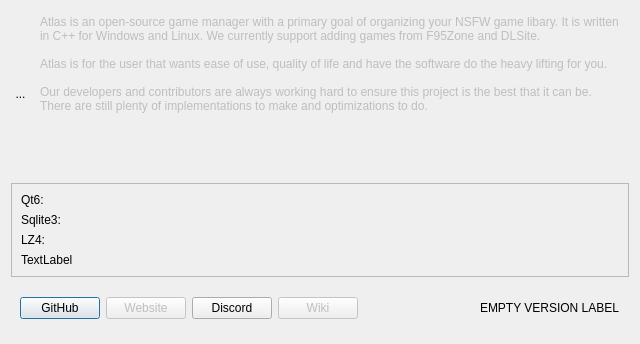
First picture: the form in atlas/ui/dialog/AboutAtlas.ui, repository KJNeko/Atlas, before the edit.
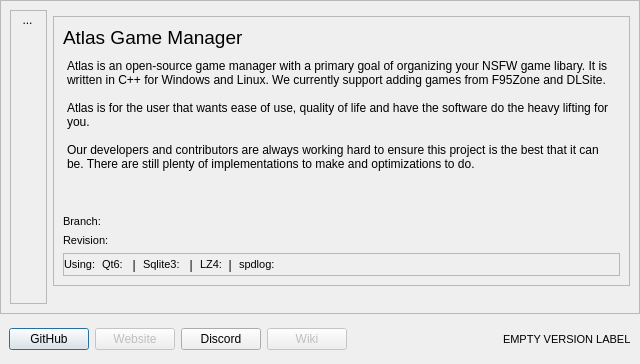
Second picture: the form after the edit. Icons and pictures are not drawn.

Commit message: fixed about atlas ui

Diff of the .ui file:
```diff
--- a/atlas/ui/dialog/AboutAtlas.ui
+++ b/atlas/ui/dialog/AboutAtlas.ui
@@ -7,14 +7,29 @@
     <x>0</x>
     <y>0</y>
     <width>640</width>
-    <height>344</height>
+    <height>364</height>
    </rect>
   </property>
   <property name="windowTitle">
    <string>About Atlas</string>
   </property>
   <layout class="QGridLayout" name="gridLayout">
-   <item row="2" column="0" colspan="2">
+   <property name="leftMargin">
+    <number>0</number>
+   </property>
+   <property name="topMargin">
+    <number>0</number>
+   </property>
+   <property name="rightMargin">
+    <number>0</number>
+   </property>
+   <property name="bottomMargin">
+    <number>0</number>
+   </property>
+   <property name="spacing">
+    <number>0</number>
+   </property>
+   <item row="1" column="0" colspan="2">
     <widget class="QWidget" name="widget" native="true">
      <property name="minimumSize">
       <size>
@@ -72,6 +87,11 @@
       </item>
       <item>
        <widget class="QLabel" name="versionLabel">
+        <property name="font">
+         <font>
+          <pointsize>8</pointsize>
+         </font>
+        </property>
         <property name="text">
          <string>EMPTY VERSION LABEL</string>
         </property>
@@ -80,49 +100,90 @@
      </layout>
     </widget>
    </item>
-   <item row="0" column="0">
-    <widget class="QToolButton" name="toolButton">
-     <property name="styleSheet">
-      <string notr="true">background-color:none; border:none;</string>
-     </property>
-     <property name="text">
-      <string>...</string>
-     </property>
-     <property name="icon">
-      <iconset resource="../../resources.qrc">
-       <normaloff>:/images/assets/Atlas_logo_v2.svg</normaloff>:/images/assets/Atlas_logo_v2.svg</iconset>
-     </property>
-     <property name="iconSize">
-      <size>
-       <width>100</width>
-       <height>100</height>
-      </size>
-     </property>
-    </widget>
-   </item>
-   <item row="0" column="1">
-    <widget class="QTextEdit" name="textEdit">
-     <property name="enabled">
-      <bool>false</bool>
-     </property>
+   <item row="0" column="0" colspan="2">
+    <widget class="QFrame" name="frame_2">
      <property name="minimumSize">
       <size>
-       <width>0</width>
-       <height>0</height>
+       <width>126</width>
+       <height>28</height>
       </size>
      </property>
-     <property name="maximumSize">
-      <size>
-       <width>16777215</width>
-       <height>200</height>
-      </size>
+     <property name="frameShape">
+      <enum>QFrame::StyledPanel</enum>
      </property>
-     <property name="styleSheet">
-      <string notr="true">border:none;
+     <property name="frameShadow">
+      <enum>QFrame::Raised</enum>
+     </property>
+     <layout class="QGridLayout" name="gridLayout_2">
+      <item row="1" column="2">
+       <widget class="QFrame" name="frame">
+        <property name="minimumSize">
+         <size>
+          <width>0</width>
+          <height>75</height>
+         </size>
+        </property>
+        <property name="frameShape">
+         <enum>QFrame::StyledPanel</enum>
+        </property>
+        <property name="frameShadow">
+         <enum>QFrame::Raised</enum>
+        </property>
+        <layout class="QGridLayout" name="gridLayout_4">
+         <item row="2" column="0">
+          <widget class="QLabel" name="label_2">
+           <property name="font">
+            <font>
+             <pointsize>8</pointsize>
+            </font>
+           </property>
+           <property name="text">
+            <string>Branch:</string>
+           </property>
+          </widget>
+         </item>
+         <item row="3" column="0">
+          <widget class="QLabel" name="label_3">
+           <property name="font">
+            <font>
+             <pointsize>8</pointsize>
+            </font>
+           </property>
+           <property name="text">
+            <string>Revision:</string>
+           </property>
+          </widget>
+         </item>
+         <item row="0" column="0">
+          <widget class="QLabel" name="label">
+           <property name="font">
+            <font>
+             <pointsize>14</pointsize>
+             <bold>false</bold>
+            </font>
+           </property>
+           <property name="text">
+            <string>Atlas Game Manager</string>
+           </property>
+          </widget>
+         </item>
+         <item row="1" column="0">
+          <widget class="QTextEdit" name="textEdit">
+           <property name="styleSheet">
+            <string notr="true">border:none;
 background:transparent;</string>
-     </property>
-     <property name="html">
-      <string>&lt;!DOCTYPE HTML PUBLIC &quot;-//W3C//DTD HTML 4.0//EN&quot; &quot;http://www.w3.org/TR/REC-html40/strict.dtd&quot;&gt;
+           </property>
+           <property name="frameShape">
+            <enum>QFrame::NoFrame</enum>
+           </property>
+           <property name="frameShadow">
+            <enum>QFrame::Plain</enum>
+           </property>
+           <property name="readOnly">
+            <bool>true</bool>
+           </property>
+           <property name="html">
+            <string>&lt;!DOCTYPE HTML PUBLIC &quot;-//W3C//DTD HTML 4.0//EN&quot; &quot;http://www.w3.org/TR/REC-html40/strict.dtd&quot;&gt;
 &lt;html&gt;&lt;head&gt;&lt;meta name=&quot;qrichtext&quot; content=&quot;1&quot; /&gt;&lt;meta charset=&quot;utf-8&quot; /&gt;&lt;style type=&quot;text/css&quot;&gt;
 p, li { white-space: pre-wrap; }
 hr { height: 1px; border-width: 0; }
@@ -133,46 +194,204 @@
 &lt;p style=&quot;-qt-paragraph-type:empty; margin-top:0px; margin-bottom:0px; margin-left:0px; margin-right:0px; -qt-block-indent:0; text-indent:0px;&quot;&gt;&lt;br /&gt;&lt;/p&gt;
 &lt;p style=&quot; margin-top:0px; margin-bottom:0px; margin-left:0px; margin-right:0px; -qt-block-indent:0; text-indent:0px;&quot;&gt;Atlas is for the user that wants ease of use, quality of life and have the software do the heavy lifting for you.&lt;/p&gt;
 &lt;p style=&quot;-qt-paragraph-type:empty; margin-top:0px; margin-bottom:0px; margin-left:0px; margin-right:0px; -qt-block-indent:0; text-indent:0px;&quot;&gt;&lt;br /&gt;&lt;/p&gt;
-&lt;p style=&quot; margin-top:0px; margin-bottom:0px; margin-left:0px; margin-right:0px; -qt-block-indent:0; text-indent:0px;&quot;&gt;Our developers and contributors are always working hard to ensure this project is the best that it can be.&lt;/p&gt;
-&lt;p style=&quot; margin-top:0px; margin-bottom:0px; margin-left:0px; margin-right:0px; -qt-block-indent:0; text-indent:0px;&quot;&gt;There are still plenty of implementations to make and optimizations to do. &lt;/p&gt;&lt;/body&gt;&lt;/html&gt;</string>
-     </property>
-    </widget>
-   </item>
-   <item row="1" column="0" colspan="2">
-    <widget class="QFrame" name="frame">
-     <property name="frameShape">
-      <enum>QFrame::StyledPanel</enum>
-     </property>
-     <property name="frameShadow">
-      <enum>QFrame::Raised</enum>
-     </property>
-     <layout class="QVBoxLayout" name="verticalLayout">
-      <item>
-       <widget class="QLabel" name="lbQt6Ver">
-        <property name="text">
-         <string>Qt6: </string>
-        </property>
+&lt;p style=&quot; margin-top:0px; margin-bottom:0px; margin-left:0px; margin-right:0px; -qt-block-indent:0; text-indent:0px;&quot;&gt;Our developers and contributors are always working hard to ensure this project is the best that it can be. There are still plenty of implementations to make and optimizations to do. &lt;/p&gt;&lt;/body&gt;&lt;/html&gt;</string>
+           </property>
+          </widget>
+         </item>
+         <item row="4" column="0">
+          <widget class="QFrame" name="frame_4">
+           <property name="minimumSize">
+            <size>
+             <width>0</width>
+             <height>23</height>
+            </size>
+           </property>
+           <property name="frameShape">
+            <enum>QFrame::StyledPanel</enum>
+           </property>
+           <property name="frameShadow">
+            <enum>QFrame::Raised</enum>
+           </property>
+           <layout class="QHBoxLayout" name="horizontalLayout_2">
+            <property name="spacing">
+             <number>0</number>
+            </property>
+            <property name="leftMargin">
+             <number>0</number>
+            </property>
+            <property name="topMargin">
+             <number>0</number>
+            </property>
+            <property name="rightMargin">
+             <number>0</number>
+            </property>
+            <property name="bottomMargin">
+             <number>0</number>
+            </property>
+            <item>
+             <widget class="QLabel" name="label_4">
+              <property name="font">
+               <font>
+                <pointsize>8</pointsize>
+               </font>
+              </property>
+              <property name="text">
+               <string>Using:  </string>
+              </property>
+             </widget>
+            </item>
+            <item>
+             <widget class="QLabel" name="lbQt6Ver">
+              <property name="font">
+               <font>
+                <pointsize>8</pointsize>
+               </font>
+              </property>
+              <property name="text">
+               <string>Qt6: </string>
+              </property>
+             </widget>
+            </item>
+            <item>
+             <widget class="QLabel" name="label_5">
+              <property name="text">
+               <string>  |  </string>
+              </property>
+             </widget>
+            </item>
+            <item>
+             <widget class="QLabel" name="lbSqlite3Ver">
+              <property name="font">
+               <font>
+                <pointsize>8</pointsize>
+               </font>
+              </property>
+              <property name="text">
+               <string>Sqlite3: </string>
+              </property>
+             </widget>
+            </item>
+            <item>
+             <widget class="QLabel" name="label_6">
+              <property name="text">
+               <string>  |  </string>
+              </property>
+             </widget>
+            </item>
+            <item>
+             <widget class="QLabel" name="lbLZ4Ver">
+              <property name="font">
+               <font>
+                <pointsize>8</pointsize>
+               </font>
+              </property>
+              <property name="text">
+               <string>LZ4:</string>
+              </property>
+             </widget>
+            </item>
+            <item>
+             <widget class="QLabel" name="label_7">
+              <property name="text">
+               <string>  |  </string>
+              </property>
+             </widget>
+            </item>
+            <item>
+             <widget class="QLabel" name="lbSPDLogVer">
+              <property name="font">
+               <font>
+                <pointsize>8</pointsize>
+               </font>
+              </property>
+              <property name="text">
+               <string>spdlog:</string>
+              </property>
+             </widget>
+            </item>
+            <item>
+             <spacer name="horizontalSpacer_2">
+              <property name="orientation">
+               <enum>Qt::Horizontal</enum>
+              </property>
+              <property name="sizeHint" stdset="0">
+               <size>
+                <width>40</width>
+                <height>20</height>
+               </size>
+              </property>
+             </spacer>
+            </item>
+           </layout>
+          </widget>
+         </item>
+        </layout>
        </widget>
       </item>
-      <item>
-       <widget class="QLabel" name="lbSqlite3Ver">
-        <property name="text">
-         <string>Sqlite3: </string>
+      <item row="0" column="1" rowspan="5">
+       <widget class="QFrame" name="frame_3">
+        <property name="minimumSize">
+         <size>
+          <width>37</width>
+          <height>0</height>
+         </size>
         </property>
-       </widget>
-      </item>
-      <item>
-       <widget class="QLabel" name="lbLZ4Ver">
-        <property name="text">
-         <string>LZ4:</string>
+        <property name="frameShape">
+         <enum>QFrame::StyledPanel</enum>
         </property>
-       </widget>
-      </item>
-      <item>
-       <widget class="QLabel" name="lbSPDLogVer">
-        <property name="text">
-         <string>TextLabel</string>
+        <property name="frameShadow">
+         <enum>QFrame::Raised</enum>
         </property>
+        <layout class="QGridLayout" name="gridLayout_3">
+         <property name="leftMargin">
+          <number>0</number>
+         </property>
+         <property name="topMargin">
+          <number>0</number>
+         </property>
+         <property name="rightMargin">
+          <number>0</number>
+         </property>
+         <property name="bottomMargin">
+          <number>0</number>
+         </property>
+         <property name="spacing">
+          <number>0</number>
+         </property>
+         <item row="2" column="1">
+          <spacer name="verticalSpacer">
+           <property name="orientation">
+            <enum>Qt::Vertical</enum>
+           </property>
+           <property name="sizeHint" stdset="0">
+            <size>
+             <width>20</width>
+             <height>186</height>
+            </size>
+           </property>
+          </spacer>
+         </item>
+         <item row="0" column="1" rowspan="2">
+          <widget class="QToolButton" name="toolButton">
+           <property name="styleSheet">
+            <string notr="true">background-color:none; border:none;</string>
+           </property>
+           <property name="text">
+            <string>...</string>
+           </property>
+           <property name="icon">
+            <iconset resource="../../resources.qrc">
+             <normaloff>:/images/assets/Atlas_logo_v2.svg</normaloff>:/images/assets/Atlas_logo_v2.svg</iconset>
+           </property>
+           <property name="iconSize">
+            <size>
+             <width>100</width>
+             <height>100</height>
+            </size>
+           </property>
+          </widget>
+         </item>
+        </layout>
        </widget>
       </item>
      </layout>
```
